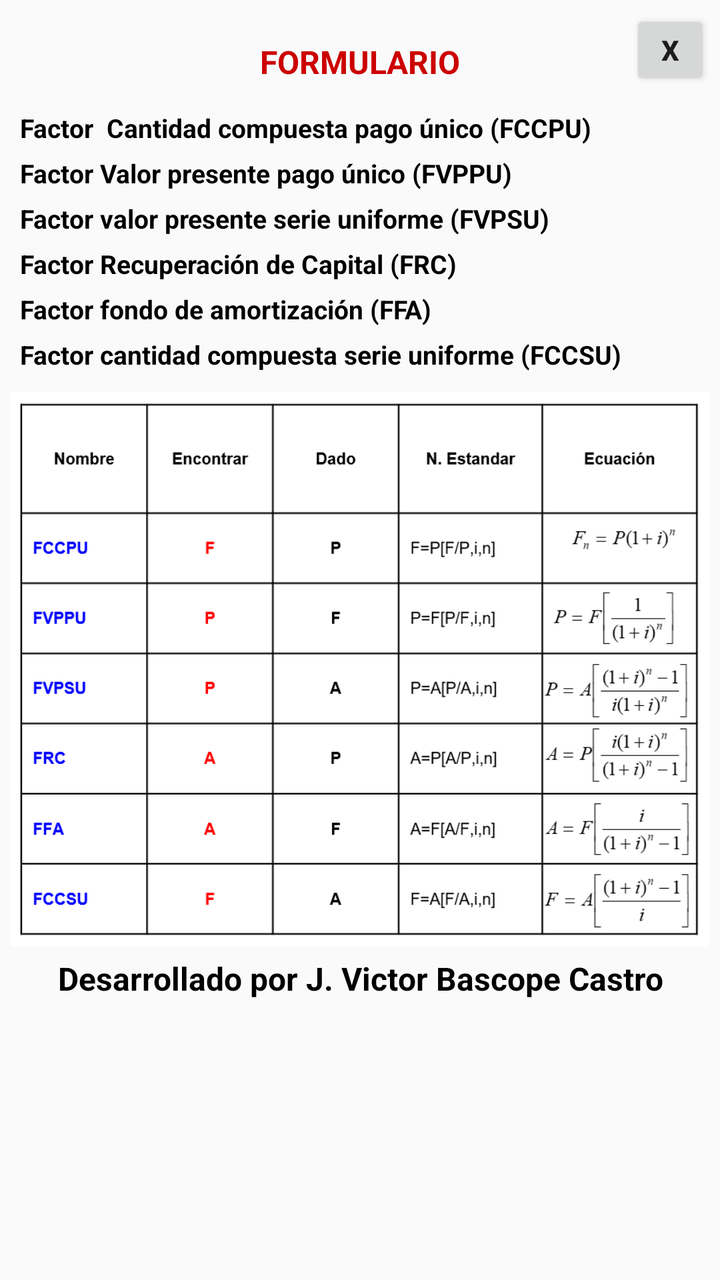
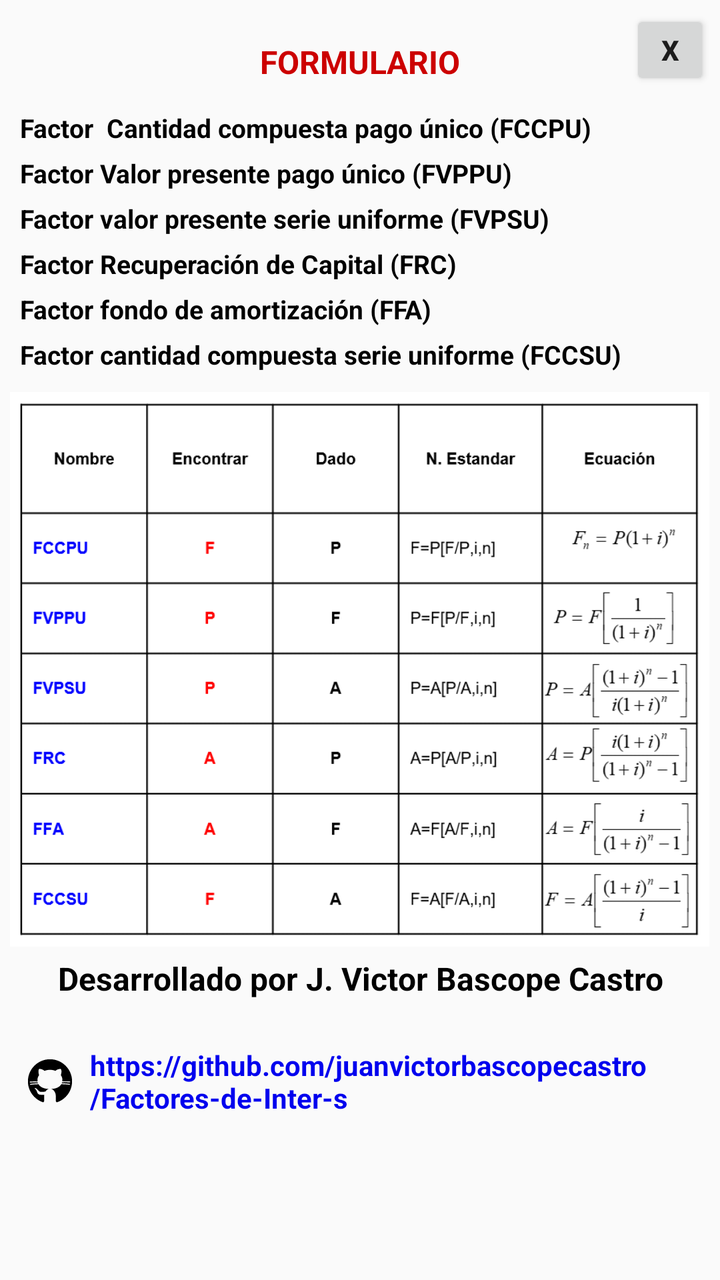

Two renders of the same Android screen: before a commit and after it. Below are the layout's source before the change and the commit's diff.
<!-- AndroidManifest.xml: application theme Theme.IND210 -->
<!-- res/layout/formulario.xml -->
<?xml version="1.0" encoding="utf-8"?>
<LinearLayout
    xmlns:android="http://schemas.android.com/apk/res/android"
    android:layout_width="match_parent"
    android:orientation="vertical"
    android:padding="5dp"
    android:layout_height="wrap_content">
    <RelativeLayout
        android:layout_width="match_parent"
        android:layout_height="wrap_content">
        <Button
            android:id="@+id/btnClose"
            android:text="X"
            android:layout_alignParentRight="true"
            android:layout_width="40dp"
            android:textStyle="bold"
            android:layout_height="40dp"/>
        <TextView
            android:layout_marginTop="15dp"
            android:layout_width="match_parent"
            android:layout_height="wrap_content"
            android:gravity="center"
            android:textSize="16dp"
            android:text="Formulario"
            android:textColor="@android:color/holo_red_dark"
            android:textAllCaps="true"
            android:textStyle="bold" />
    </RelativeLayout>
    <TextView
        android:layout_marginTop="10dp"
        android:textStyle="bold"
        android:layout_marginRight="5dp"
        android:layout_marginLeft="5dp"
        android:textColor="#000"
        android:textSize="13dp"
        android:text="Factor  Cantidad compuesta pago único (FCCPU)"
        android:layout_width="wrap_content"
        android:layout_height="wrap_content"/>
    <TextView
        android:textStyle="bold"
        android:layout_marginRight="5dp"
        android:layout_marginLeft="5dp"
        android:layout_marginTop="5dp"
        android:textSize="13dp"
        android:textColor="#000"
        android:text="Factor Valor presente pago único (FVPPU)"
        android:layout_width="wrap_content"
        android:layout_height="wrap_content"/>
    <TextView
        android:textStyle="bold"
        android:layout_marginTop="5dp"
        android:layout_marginRight="5dp"
        android:layout_marginLeft="5dp"
        android:textColor="#000"
        android:textSize="13dp"
        android:text="Factor valor presente serie uniforme (FVPSU)"
        android:layout_width="wrap_content"
        android:layout_height="wrap_content"/>
    <TextView
        android:textStyle="bold"
        android:layout_marginTop="5dp"
        android:layout_marginRight="5dp"
        android:layout_marginLeft="5dp"
        android:textColor="#000"
        android:textSize="13dp"
        android:text="Factor Recuperación de Capital (FRC)"
        android:layout_width="wrap_content"
        android:layout_height="wrap_content"/>
    <TextView
        android:textStyle="bold"
        android:layout_marginTop="5dp"
        android:layout_marginRight="5dp"
        android:layout_marginLeft="5dp"
        android:textColor="#000"
        android:textSize="13dp"
        android:text="Factor fondo de amortización (FFA)"
        android:layout_width="wrap_content"
        android:layout_height="wrap_content"/>
    <TextView
        android:textStyle="bold"
        android:layout_marginRight="5dp"
        android:layout_marginLeft="5dp"
        android:layout_marginTop="5dp"
        android:textSize="13dp"
        android:textColor="#000"
        android:text="Factor cantidad compuesta serie uniforme (FCCSU)"
        android:layout_width="wrap_content"
        android:layout_height="wrap_content"/>
    <ImageView
        android:layout_marginTop="10dp"
        android:adjustViewBounds="true"
        android:layout_gravity="center"
        android:layout_width="wrap_content"
        android:layout_height="wrap_content"
        android:scaleType="fitStart"
        android:src="@drawable/ind210" />
    <TextView
        android:textStyle="bold"
        android:gravity="center"
        android:layout_marginRight="5dp"
        android:layout_marginLeft="5dp"
        android:layout_marginTop="5dp"
        android:textSize="16dp"
        android:textColor="#000"
        android:text="Desarrollado por J. Victor Bascope Castro"
        android:layout_width="match_parent"
        android:layout_height="wrap_content"/>
</LinearLayout>
<!-- resources referenced by this layout -->
<resources>
  <!-- drawable ind210: png bitmap (drawable, 28754 bytes) -->
  <style name="Theme.IND210" parent="Theme.AppCompat.Light.DarkActionBar">
          
          <item name="colorPrimary">@color/purple_500</item>
          <item name="colorPrimaryVariant">@color/purple_700</item>
          <item name="colorOnPrimary">@color/white</item>
          
          <item name="colorSecondary">@color/teal_200</item>
          <item name="colorSecondaryVariant">@color/teal_700</item>
          <item name="colorOnSecondary">@color/black</item>
          
          <item name="android:statusBarColor" tools:targetApi="l">?attr/colorPrimaryVariant</item>
          
      </style>
  <color name="purple_500">#FF6200EE</color>
  <color name="purple_700">#FF3700B3</color>
  <color name="white">#FFFFFFFF</color>
  <color name="teal_200">#FF03DAC5</color>
  <color name="teal_700">#FF018786</color>
  <color name="black">#FF000000</color>
</resources>

<!-- the commit's change to res/layout/formulario.xml (unified diff, before → after) -->
@@ -92,6 +92,7 @@
         android:layout_gravity="center"
         android:layout_width="wrap_content"
         android:layout_height="wrap_content"
+        android:contentDescription="Factores de Interes"
         android:scaleType="fitStart"
         android:src="@drawable/ind210" />
     <TextView
@@ -105,4 +106,31 @@
         android:text="Desarrollado por J. Victor Bascope Castro"
         android:layout_width="match_parent"
         android:layout_height="wrap_content"/>
+    
+    <LinearLayout
+        android:id="@+id/githubContainer"
+        android:layout_marginTop="15dp"
+        android:gravity="center"
+        android:orientation="horizontal"
+        android:padding="8dp"
+        android:layout_width="match_parent"
+        android:layout_height="wrap_content">
+
+        <ImageView
+            android:layout_width="24dp"
+            android:layout_height="24dp"
+            android:src="@drawable/github"
+            android:contentDescription="GitHub Icon"
+            android:layout_marginEnd="8dp" />
+
+        <TextView
+            android:id="@+id/txtRepositorio"
+            android:text="https://github.com/juanvictorbascopecastro/Factores-de-Inter-s"
+            android:textSize="14sp"
+            android:textColor="#0000EE"
+            android:textStyle="bold"
+            android:layout_width="wrap_content"
+            android:layout_height="wrap_content" />
+    </LinearLayout>
+
 </LinearLayout>
<!-- resource entries referenced after the edit -->
@@ -1,5 +1,16 @@
 <!-- resources referenced by this layout -->
 <resources>
+  <!-- drawable github (drawable) -->
+  <?xml version="1.0" encoding="utf-8"?>
+  <vector xmlns:android="http://schemas.android.com/apk/res/android"
+      android:width="24dp"
+      android:height="24dp"
+      android:viewportWidth="50"
+      android:viewportHeight="50">
+      <path
+          android:fillColor="#000000"
+          android:pathData="M17.791,46.836C18.502,46.53,19,45.823,19,45v-5.4c0-0.197,0.016-0.402,0.041-0.61C19.027,38.994,19.014,38.997,19,39 c0,0-3,0-3.6,0c-1.5,0-2.8-0.6-3.4-1.8c-0.7-1.3-1-3.5-2.8-4.7C8.9,32.3,9.1,32,9.7,32c0.6,0.1,1.9,0.9,2.7,2c0.9,1.1,1.8,2,3.4,2 c2.487,0,3.82-0.125,4.622-0.555C21.356,34.056,22.649,33,24,33v-0.025c-5.668-0.182-9.289-2.066-10.975-4.975 c-3.665,0.042-6.856,0.405-8.677,0.707c-0.058-0.327-0.108-0.656-0.151-0.987c1.797-0.296,4.843-0.647,8.345-0.714 c-0.112-0.276-0.209-0.559-0.291-0.849c-3.511-0.178-6.541-0.039-8.187,0.097c-0.02-0.332-0.047-0.663-0.051-0.999 c1.649-0.135,4.597-0.27,8.018-0.111c-0.079-0.5-0.13-1.011-0.13-1.543c0-1.7,0.6-3.5,1.7-5c-0.5-1.7-1.2-5.3,0.2-6.6 c2.7,0,4.6,1.3,5.5,2.1C21,13.4,22.9,13,25,13s4,0.4,5.6,1.1c0.9-0.8,2.8-2.1,5.5-2.1c1.5,1.4,0.7,5,0.2,6.6c1.1,1.5,1.7,3.2,1.6,5 c0,0.484-0.045,0.951-0.11,1.409c3.499-0.172,6.527-0.034,8.204,0.102c-0.002,0.337-0.033,0.666-0.051,0.999 c-1.671-0.138-4.775-0.28-8.359-0.089c-0.089,0.336-0.197,0.663-0.325,0.98c3.546,0.046,6.665,0.389,8.548,0.689 c-0.043,0.332-0.093,0.661-0.151,0.987c-1.912-0.306-5.171-0.664-8.879-0.682C35.112,30.873,31.557,32.75,26,32.969V33 c2.6,0,5,3.9,5,6.6V45c0,0.823,0.498,1.53,1.209,1.836C41.37,43.804,48,35.164,48,25C48,12.318,37.683,2,25,2S2,12.318,2,25 C2,35.164,8.63,43.804,17.791,46.836z" />
+  </vector>
   <!-- drawable ind210: png bitmap (drawable, 28754 bytes) -->
   <style name="Theme.IND210" parent="Theme.AppCompat.Light.DarkActionBar">
           
